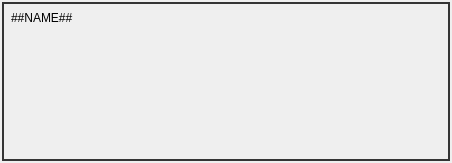
Old version of the form Source/Application/Widgets/WidgetJoystick.ui in the repository knight666/pitstop.
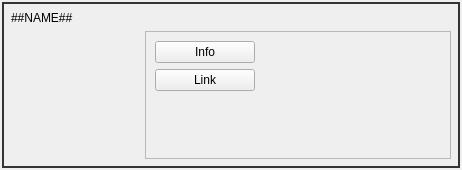
New version of the form.

Commit message: Add info and link buttons to joystick widget.

```diff
--- a/Source/Application/Widgets/WidgetJoystick.ui
+++ b/Source/Application/Widgets/WidgetJoystick.ui
@@ -6,10 +6,16 @@
    <rect>
     <x>0</x>
     <y>0</y>
-    <width>452</width>
-    <height>163</height>
+    <width>462</width>
+    <height>165</height>
    </rect>
   </property>
+  <property name="sizePolicy">
+   <sizepolicy hsizetype="Preferred" vsizetype="Fixed">
+    <horstretch>0</horstretch>
+    <verstretch>0</verstretch>
+   </sizepolicy>
+  </property>
   <property name="windowTitle">
    <string>Form</string>
   </property>
@@ -20,18 +26,18 @@
 }</string>
   </property>
   <layout class="QGridLayout" name="gridLayout">
-   <item row="1" column="1">
+   <item row="1" column="0">
     <widget class="QLabel" name="lblImage">
      <property name="sizePolicy">
-      <sizepolicy hsizetype="Preferred" vsizetype="Preferred">
+      <sizepolicy hsizetype="Fixed" vsizetype="Fixed">
        <horstretch>0</horstretch>
        <verstretch>0</verstretch>
       </sizepolicy>
      </property>
      <property name="minimumSize">
       <size>
-       <width>16</width>
-       <height>16</height>
+       <width>128</width>
+       <height>128</height>
       </size>
      </property>
      <property name="maximumSize">
@@ -45,20 +51,70 @@
      </property>
     </widget>
    </item>
-   <item row="1" column="2">
-    <spacer name="verticalSpacer">
-     <property name="orientation">
-      <enum>Qt::Vertical</enum>
+   <item row="1" column="1">
+    <widget class="QFrame" name="frmButtons">
+     <property name="frameShape">
+      <enum>QFrame::StyledPanel</enum>
      </property>
-     <property name="sizeHint" stdset="0">
-      <size>
-       <width>20</width>
-       <height>40</height>
-      </size>
+     <property name="frameShadow">
+      <enum>QFrame::Raised</enum>
      </property>
-    </spacer>
+     <layout class="QVBoxLayout" name="verticalLayout">
+      <item>
+       <widget class="QPushButton" name="btnInfo">
+        <property name="sizePolicy">
+         <sizepolicy hsizetype="Fixed" vsizetype="Fixed">
+          <horstretch>0</horstretch>
+          <verstretch>0</verstretch>
+         </sizepolicy>
+        </property>
+        <property name="minimumSize">
+         <size>
+          <width>100</width>
+          <height>0</height>
+         </size>
+        </property>
+        <property name="text">
+         <string>Info</string>
+        </property>
+       </widget>
+      </item>
+      <item>
+       <widget class="QPushButton" name="btnLink">
+        <property name="sizePolicy">
+         <sizepolicy hsizetype="Maximum" vsizetype="Fixed">
+          <horstretch>0</horstretch>
+          <verstretch>0</verstretch>
+         </sizepolicy>
+        </property>
+        <property name="minimumSize">
+         <size>
+          <width>100</width>
+          <height>0</height>
+         </size>
+        </property>
+        <property name="text">
+         <string>Link</string>
+        </property>
+       </widget>
+      </item>
+      <item>
+       <spacer name="verticalSpacer">
+        <property name="orientation">
+         <enum>Qt::Vertical</enum>
+        </property>
+        <property name="sizeHint" stdset="0">
+         <size>
+          <width>20</width>
+          <height>40</height>
+         </size>
+        </property>
+       </spacer>
+      </item>
+     </layout>
+    </widget>
    </item>
-   <item row="0" column="1" colspan="2">
+   <item row="0" column="0" colspan="2">
     <widget class="QLabel" name="lblName">
      <property name="text">
       <string>##NAME##</string>
```
The commit also changes 1 other file.
